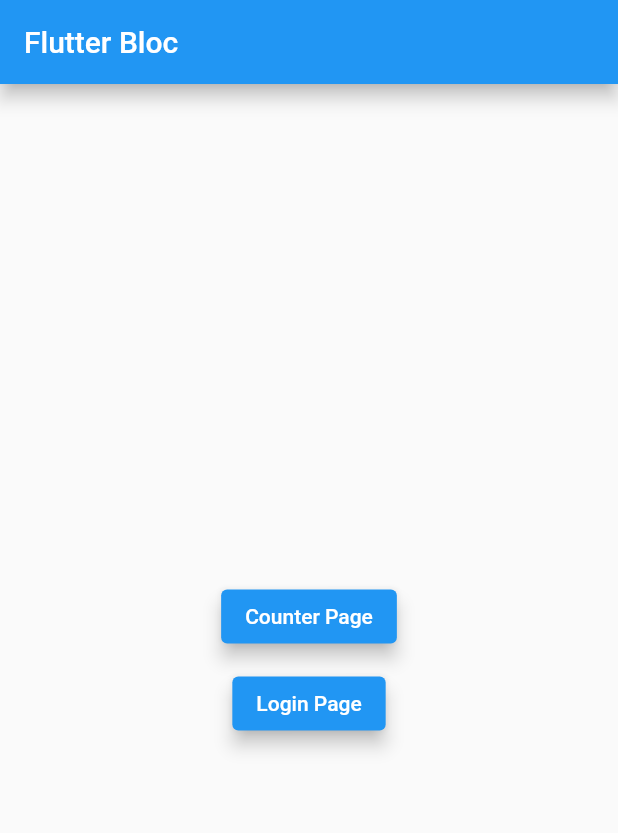
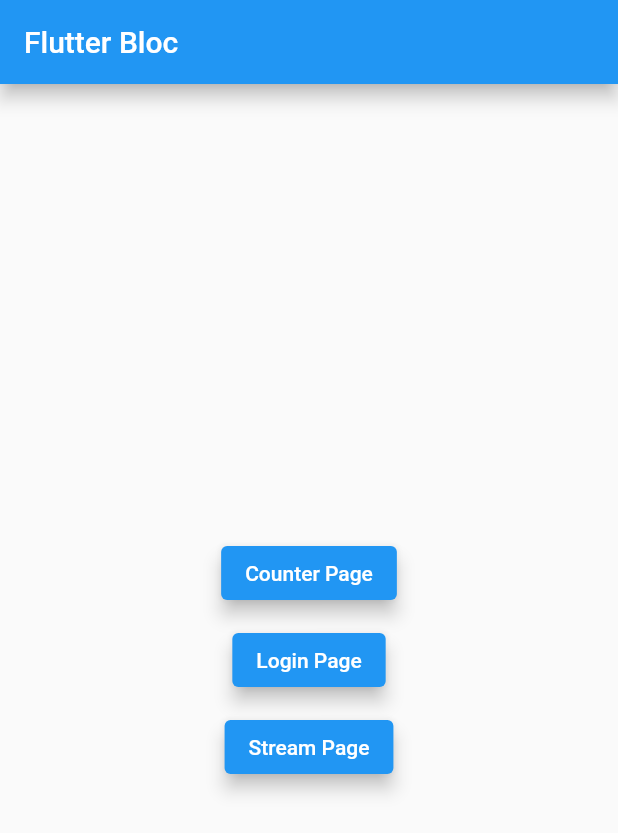
Before and after one commit to Vrajesh-StackApp/new_flutter_bloc, a Flutter app: the screen it shows after launch, on a phone screen of 412 x 824 dp. Shown: the top 833 px of the screen. Run offline on Flutter 3.47's test engine with Material 2 defaults, Android fonts, the light colour scheme and no system bars; our stand-ins replace equatable, flutter_bloc, formz.

Commit message:
Stream ticker state and event code

```diff
--- a/lib/common/app_string.dart
+++ b/lib/common/app_string.dart
@@ -3,13 +3,16 @@
   static String homePage = "/";
   static String counterPage = "/counter";
   static String loginPage = "/login";
+  static String streamPage = "/stream";
 
   //AppBar
   static String homePageAppBar = "Flutter Bloc";
   static String counterPageAppBar = "Counter Bloc";
   static String loginPageAppBar = "Login Form Bloc";
+  static String streamPageAppBar = "Stream Ticker Bloc";
 
   //Application
   static String counter = "Counter Page";
   static String login = "Login Page";
+  static String stream = "Stream Page";
 }
--- a/lib/main.dart
+++ b/lib/main.dart
@@ -6,6 +6,7 @@
 import 'package:new_flutter_bloc/pages/form/login_form.dart';
 import 'package:new_flutter_bloc/pages/home/home_page.dart';
 import 'package:new_flutter_bloc/pages/counter/counter_bloc.dart';
+import 'package:new_flutter_bloc/pages/stream/stream_ticker_page.dart';
 
 void main() {
   runApp(const MyApp());
@@ -33,6 +34,7 @@
           AppString.homePage: (context) => const HomePage(),
           AppString.counterPage: (context) => const CounterPage(),
           AppString.loginPage: (context) => const LoginPage(),
+          AppString.streamPage: (context) => const StreamTickerPage(),
         },
       ),
     );
--- a/lib/pages/home/home_page.dart
+++ b/lib/pages/home/home_page.dart
@@ -51,6 +51,16 @@
                 elevation: 5.0,
               ),
             ),
+            const SizedBox(height: 10,),
+            ElevatedButton(
+              onPressed: () {
+                Navigator.pushNamed(context, AppString.streamPage);
+              },
+              child: Text(AppString.stream),
+              style: ElevatedButton.styleFrom(
+                elevation: 5.0,
+              ),
+            ),
           ],
         ),
       );
```
Also changed, not shown: lib/pages/stream/stream_ticker_event.dart (added, +21 -0 lines), lib/pages/stream/stream_ticker_page.dart (added, +44 -0 lines), lib/pages/stream/stream_ticker_state.dart (added, +23 -0 lines).
